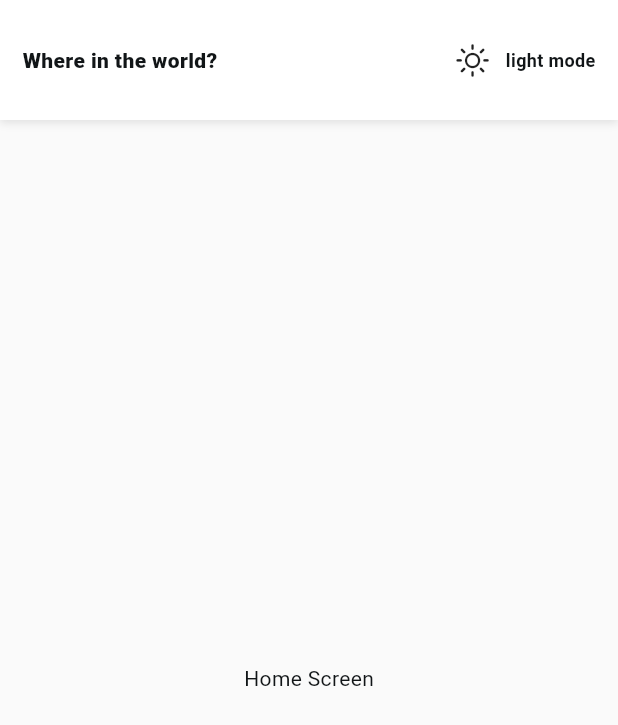
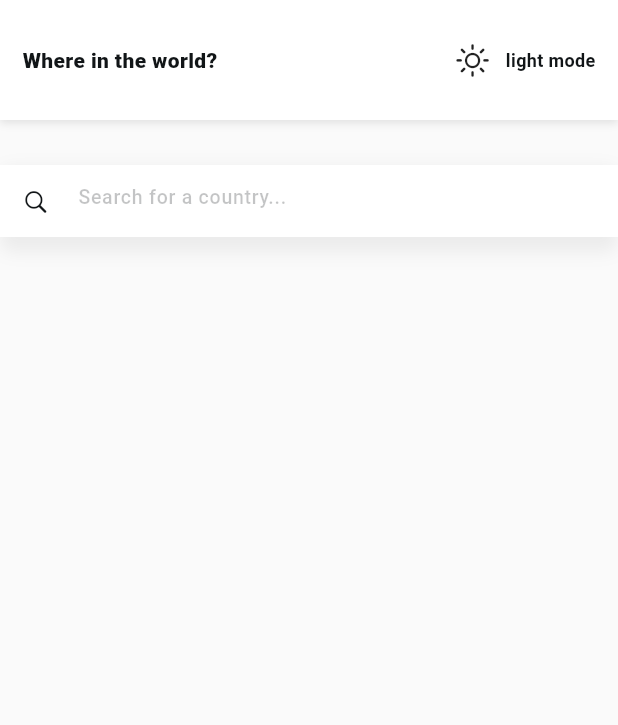
Before and after one commit to JER3MIAH/country_stats, a Flutter app: the screen it shows after launch, on a phone screen of 412 x 824 dp. Shown: the top 725 px of the screen. Run offline on Flutter 3.47's test engine with Material 3 defaults, Android fonts, the phone set to English and light mode, and no system bars; our stand-ins replace equatable, flutter_bloc, flutter_hooks, flutter_svg.

Commit message:
feat: Implement search text field

```diff
--- a/lib/src/features/home/presentation/components/components.dart
+++ b/lib/src/features/home/presentation/components/components.dart
@@ -1 +1,2 @@
 export 'custom_app_bar.dart';
+export 'search_textfield.dart';
--- /dev/null
+++ b/lib/src/features/home/presentation/components/search_textfield.dart
@@ -0,0 +1,63 @@
+import 'package:country_stats/src/features/theme/data/colors.dart';
+import 'package:flutter/cupertino.dart';
+import 'package:flutter/material.dart';
+
+class SearchTextfield extends StatelessWidget {
+  final TextEditingController controller;
+  const SearchTextfield({
+    super.key,
+    required this.controller,
+  });
+
+  @override
+  Widget build(BuildContext context) {
+    final theme = Theme.of(context).colorScheme;
+    final tStyle = TextStyle(
+      fontSize: 13,
+      fontWeight: FontWeight.w500,
+      color: theme.onSurface,
+    );
+    return Container(
+      decoration: BoxDecoration(
+        borderRadius: BorderRadius.circular(8),
+        boxShadow: [
+          BoxShadow(
+            color: appColors.black.withOpacity(.06),
+            offset: Offset(0, 2),
+            blurRadius: 9,
+            spreadRadius: 0,
+          ),
+        ],
+      ),
+      child: TextField(
+        controller: controller,
+        cursorColor: theme.primary,
+        style: tStyle,
+        keyboardType: TextInputType.text,
+        decoration: InputDecoration(
+          filled: true,
+          fillColor: theme.primary,
+          border: InputBorder.none,
+          prefixIcon: Icon(
+            CupertinoIcons.search,
+            color: theme.onSurface,
+            size: 18,
+          ),
+          hintText: 'Search for a country...',
+          hintStyle: tStyle.copyWith(
+            color: theme.onSurface.withOpacity(.25),
+          ),
+          contentPadding: const EdgeInsets.symmetric(
+            vertical: 5,
+            horizontal: 12,
+          ).copyWith(top: 12),
+          constraints: BoxConstraints(
+            minHeight: 56,
+            maxHeight: 56,
+            maxWidth: 480,
+          ),
+        ),
+      ),
+    );
+  }
+}
--- a/lib/src/features/home/presentation/screens/home_screen.dart
+++ b/lib/src/features/home/presentation/screens/home_screen.dart
@@ -1,20 +1,26 @@
 import 'package:country_stats/src/features/home/presentation/components/components.dart';
+import 'package:country_stats/src/shared/shared.dart';
 import 'package:flutter/material.dart';
+import 'package:flutter_hooks/flutter_hooks.dart';
 
-class HomeScreen extends StatelessWidget {
+class HomeScreen extends HookWidget {
   const HomeScreen({super.key});
 
   @override
   Widget build(BuildContext context) {
     final theme = Theme.of(context).colorScheme;
+    final searchController = useTextEditingController();
 
     return Scaffold(
       appBar: PreferredSize(
         preferredSize: Size.fromHeight(80),
         child: CustomAppBar(),
       ),
-      body: Center(
-        child: Text('Home Screen'),
+      body: Column(
+        children: [
+          YBox(30),
+          SearchTextfield(controller: searchController),
+        ],
       ),
     );
   }
```
